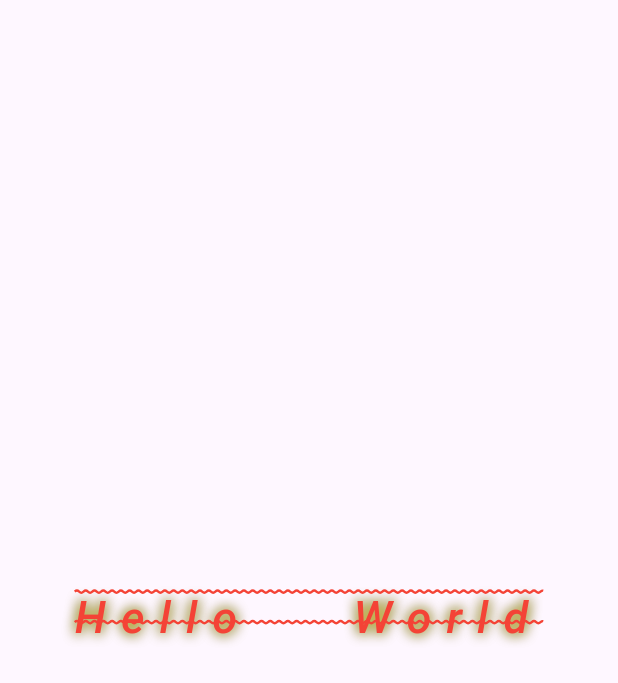
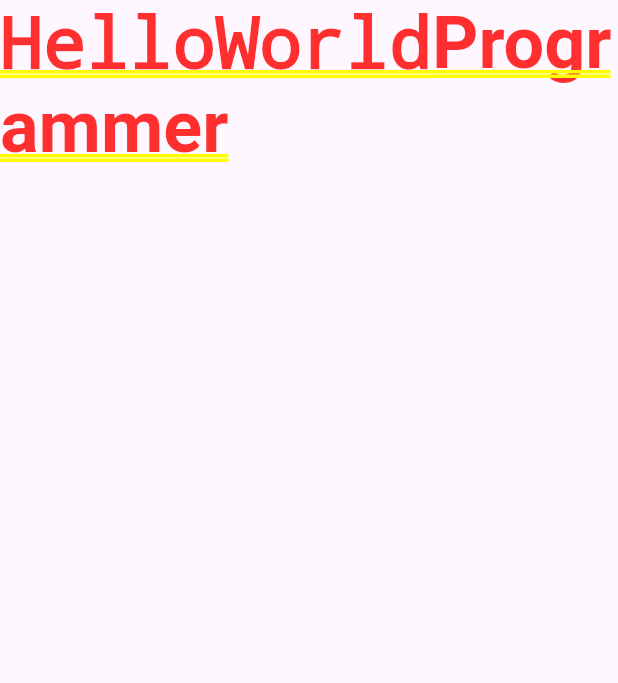
Before and after one commit to waizkamboh/flutter_widget, a Flutter app: the screen it shows after launch, on a phone screen of 412 x 824 dp. Shown: the top 683 px of the screen. Run offline on Flutter 3.47's test engine with Material 3 defaults, Android fonts, the phone set to English and light mode, and no system bars.

Commit message:
Rich Text Widget

```diff
--- a/lib/main.dart
+++ b/lib/main.dart
@@ -1,5 +1,6 @@
 import 'package:flutter/material.dart';
 import 'package:flutter_widget/reorderable_list_view.dart';
+import 'package:flutter_widget/widget/rich_text.dart';
 import 'package:flutter_widget/widget/text.dart';
 
 void main() {
@@ -17,7 +18,7 @@ class MyApp extends StatelessWidget {
       theme: ThemeData(
         colorScheme: ColorScheme.fromSeed(seedColor: Colors.deepPurple),
       ),
-      home: TextWidget(),
+      home: RichTextWidget(),
     );
   }
 }
--- /dev/null
+++ b/lib/widget/rich_text.dart
@@ -0,0 +1,28 @@
+import 'package:flutter/material.dart';
+
+class RichTextWidget extends StatelessWidget {
+  const RichTextWidget({super.key});
+
+  @override
+  Widget build(BuildContext context) {
+    return Scaffold(
+       body: SafeArea(
+         child: Column(
+           children: [
+             RichText(
+                 text: TextSpan(
+                   style: DefaultTextStyle.of(context).style,
+                   children: <TextSpan>[
+                     TextSpan(text: 'Hello'),
+                     TextSpan(text: 'World'),
+                     TextSpan(text: 'Programmer', style: TextStyle(fontWeight: FontWeight.bold)),
+
+                   ]
+                 )
+             )
+           ],
+         ),
+       ),
+    );
+  }
+}
```
